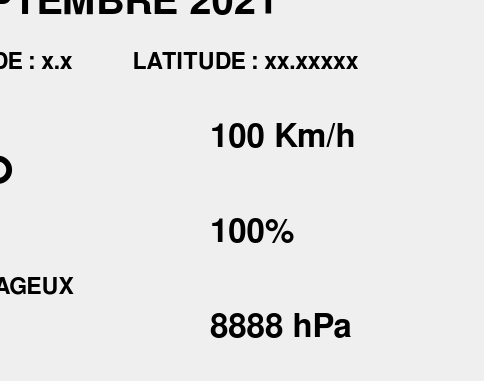
Qt form MoonWeather/MoonWeather.ui (Ayckinn/CPP) before a commit; both pictures show x 540 to 1024 and y 219 to 600 of the 1024 by 600 pixel window.
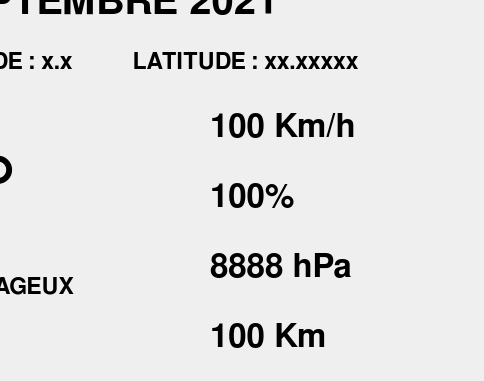
The same form after that commit.

Patch:
```diff
--- a/MoonWeather/MoonWeather.ui
+++ b/MoonWeather/MoonWeather.ui
@@ -199,22 +199,22 @@
   <widget class="QLabel" name="wind_pic_lbl">
    <property name="geometry">
     <rect>
-     <x>650</x>
+     <x>670</x>
      <y>320</y>
-     <width>80</width>
-     <height>80</height>
+     <width>50</width>
+     <height>50</height>
     </rect>
    </property>
    <property name="minimumSize">
     <size>
-     <width>80</width>
-     <height>80</height>
+     <width>50</width>
+     <height>50</height>
     </size>
    </property>
    <property name="maximumSize">
     <size>
-     <width>80</width>
-     <height>80</height>
+     <width>50</width>
+     <height>50</height>
     </size>
    </property>
    <property name="text">
@@ -227,22 +227,22 @@
   <widget class="QLabel" name="pressure_pic_lbl">
    <property name="geometry">
     <rect>
-     <x>650</x>
-     <y>500</y>
-     <width>80</width>
-     <height>80</height>
+     <x>670</x>
+     <y>460</y>
+     <width>50</width>
+     <height>50</height>
     </rect>
    </property>
    <property name="minimumSize">
     <size>
-     <width>80</width>
-     <height>80</height>
+     <width>50</width>
+     <height>50</height>
     </size>
    </property>
    <property name="maximumSize">
     <size>
-     <width>80</width>
-     <height>80</height>
+     <width>50</width>
+     <height>50</height>
     </size>
    </property>
    <property name="text">
@@ -255,22 +255,22 @@
   <widget class="QLabel" name="humidity_pic_lbl">
    <property name="geometry">
     <rect>
-     <x>650</x>
-     <y>410</y>
-     <width>80</width>
-     <height>80</height>
+     <x>670</x>
+     <y>390</y>
+     <width>50</width>
+     <height>50</height>
     </rect>
    </property>
    <property name="minimumSize">
     <size>
-     <width>80</width>
-     <height>80</height>
+     <width>50</width>
+     <height>50</height>
     </size>
    </property>
    <property name="maximumSize">
     <size>
-     <width>80</width>
-     <height>80</height>
+     <width>50</width>
+     <height>50</height>
     </size>
    </property>
    <property name="text">
@@ -284,7 +284,7 @@
    <property name="geometry">
     <rect>
      <x>750</x>
-     <y>330</y>
+     <y>320</y>
      <width>161</width>
      <height>51</height>
     </rect>
@@ -312,7 +312,7 @@
    <property name="geometry">
     <rect>
      <x>750</x>
-     <y>425</y>
+     <y>390</y>
      <width>161</width>
      <height>51</height>
     </rect>
@@ -340,7 +340,7 @@
    <property name="geometry">
     <rect>
      <x>750</x>
-     <y>520</y>
+     <y>460</y>
      <width>161</width>
      <height>51</height>
     </rect>
@@ -420,6 +420,62 @@
     <set>Qt::AlignCenter</set>
    </property>
   </widget>
+  <widget class="QLabel" name="visibility_pic_lbl">
+   <property name="geometry">
+    <rect>
+     <x>670</x>
+     <y>530</y>
+     <width>50</width>
+     <height>50</height>
+    </rect>
+   </property>
+   <property name="minimumSize">
+    <size>
+     <width>50</width>
+     <height>50</height>
+    </size>
+   </property>
+   <property name="maximumSize">
+    <size>
+     <width>50</width>
+     <height>50</height>
+    </size>
+   </property>
+   <property name="text">
+    <string/>
+   </property>
+   <property name="textFormat">
+    <enum>Qt::AutoText</enum>
+   </property>
+  </widget>
+  <widget class="QLabel" name="visibility_km_lbl">
+   <property name="geometry">
+    <rect>
+     <x>750</x>
+     <y>530</y>
+     <width>161</width>
+     <height>51</height>
+    </rect>
+   </property>
+   <property name="font">
+    <font>
+     <family>FreeSans</family>
+     <pointsize>25</pointsize>
+     <weight>75</weight>
+     <italic>false</italic>
+     <bold>true</bold>
+    </font>
+   </property>
+   <property name="text">
+    <string>100 Km</string>
+   </property>
+   <property name="textFormat">
+    <enum>Qt::AutoText</enum>
+   </property>
+   <property name="alignment">
+    <set>Qt::AlignLeading|Qt::AlignLeft|Qt::AlignVCenter</set>
+   </property>
+  </widget>
  </widget>
  <resources/>
  <connections/>
```
